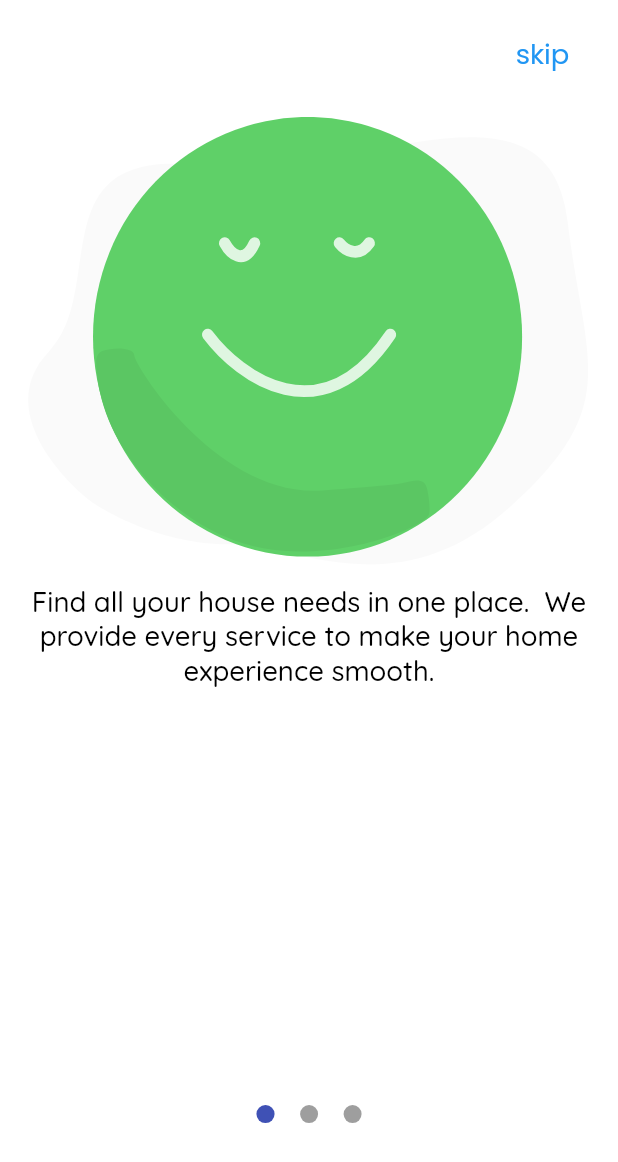
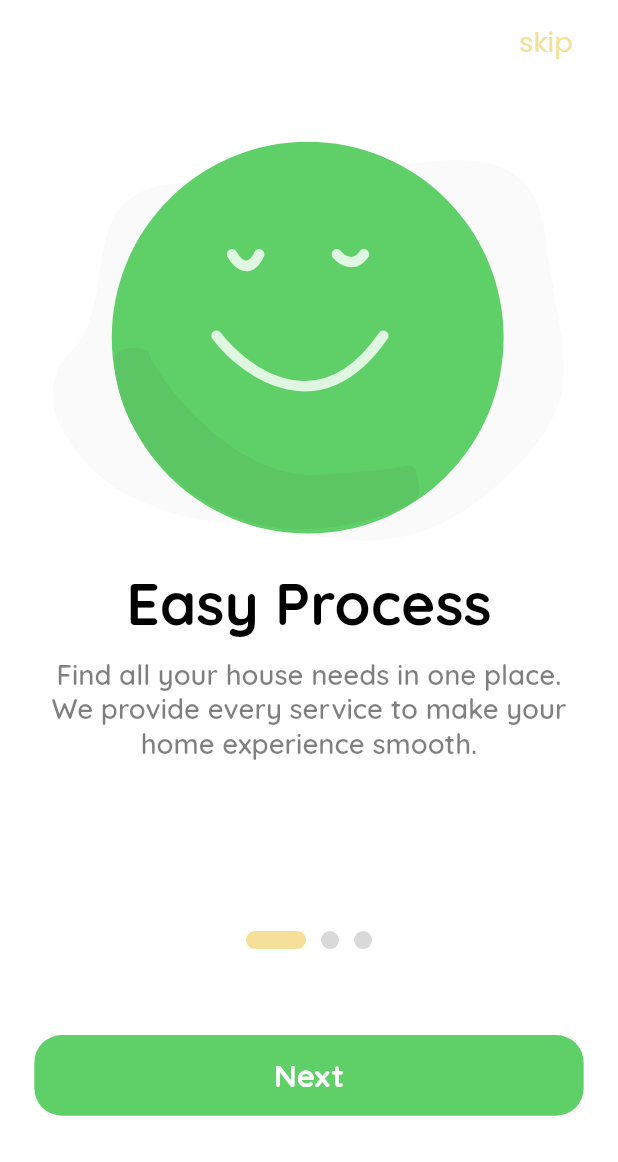
Before and after one commit to HusseinMohamed99/Laboar, a Flutter app: the PrefScreen screen opened directly, on a phone screen of 412 x 824 dp. Shown: the top 1162 px of the screen. Run offline on Flutter 3.47's test engine with Material 2 defaults, Android fonts, the phone set to English and light mode, and no system bars; drawn by our look-alikes of smooth_page_indicator; our stand-ins replace cached_network_image, flutter_screenutil, flutter_svg, fluttertoast, google_fonts, shared_preferences and 2 more; accounts and stored records are empty.

Commit message:
Date: 11/7/2023 onBoardingScreen prefScreen ✔ assets themeMode splashScreen components

```diff
--- a/lib/core/global/theme/app_color/app_color_light.dart
+++ b/lib/core/global/theme/app_color/app_color_light.dart
@@ -1,10 +1,12 @@
 import 'package:flutter/material.dart';
 
 class AppColorsLight {
-  static const Color scaffoldBackgroundColor = Color(0xffffffff);
-  static const Color lightPrimary = Color(0xff5FD068);
+  static const Color scaffoldBackgroundColor = Color(0xFFF9FFF6);
+  static const Color lightPrimaryColor = Color(0xff5FD068);
+  static const Color lightThirdColor = Color(0xFFF5DF99);
   static const Color bottomSheetColor = Color(0xffffffff);
   static const Color textBlackColor = Color(0xff000000);
   static const Color textWhiteColor = Color(0xffffffff);
   static const Color blackColor = Color(0xff000000);
+  static const Color greyColor = Color(0xffD9D9D9);
 }
--- a/lib/core/global/theme/theme_data/theme_data.dart
+++ b/lib/core/global/theme/theme_data/theme_data.dart
@@ -8,7 +8,7 @@ import 'package:laboar/core/utils/enum.dart';
 final getThemeData = {
   AppTheme.lightTheme: ThemeData(
     scaffoldBackgroundColor: AppColorsLight.scaffoldBackgroundColor,
-    primaryColor: AppColorsLight.lightPrimary,
+    primaryColor: AppColorsLight.lightPrimaryColor,
     bottomSheetTheme: BottomSheetThemeData(
       backgroundColor: AppColorsLight.bottomSheetColor,
       shape: RoundedRectangleBorder(
@@ -32,7 +32,7 @@ final getThemeData = {
       ),
       titleLarge: GoogleFonts.quicksand(
         color: AppColorsLight.textBlackColor,
-        fontSize: 20.sp,
+        fontSize: 34.sp,
         fontWeight: FontWeight.bold,
       ),
       titleMedium: GoogleFonts.quicksand(
@@ -49,6 +49,7 @@ final getThemeData = {
       labelMedium: GoogleFonts.quicksand(
         color: AppColorsLight.textBlackColor,
         fontSize: 16.sp,
+        fontWeight: FontWeight.w600,
       ),
       labelSmall: GoogleFonts.quicksand(
         color: AppColorsLight.textBlackColor.withOpacity(0.50),
@@ -62,16 +63,16 @@ final getThemeData = {
       showUnselectedLabels: false,
       selectedIconTheme: IconThemeData(
         size: 30.sp,
-        color: AppColorsLight.lightPrimary,
+        color: AppColorsLight.lightPrimaryColor,
       ),
       unselectedIconTheme: IconThemeData(
         size: 24.sp,
         color: Colors.white,
       ),
       selectedLabelStyle: const TextStyle(
-        color: AppColorsLight.lightPrimary,
+        color: AppColorsLight.lightPrimaryColor,
       ),
-      selectedItemColor: AppColorsLight.lightPrimary,
+      selectedItemColor: AppColorsLight.lightPrimaryColor,
     ),
   ),
   AppTheme.darkTheme: ThemeData(
--- a/lib/model/on_board_model.dart
+++ b/lib/model/on_board_model.dart
@@ -1,9 +1,11 @@
 class BoardingModel {
   final String image;
   final String title;
+  final String body;
 
   BoardingModel({
     required this.image,
     required this.title,
+    required this.body,
   });
 }
--- a/lib/presentation/on_boarding/on_boarding_screen.dart
+++ b/lib/presentation/on_boarding/on_boarding_screen.dart
@@ -19,6 +19,7 @@ class OnBoardingScreen extends StatelessWidget {
     final textTheme = getThemeData[AppTheme.lightTheme]!.textTheme;
 
     return Scaffold(
+      backgroundColor: Colors.white,
       appBar: AppBar(
         toolbarHeight: 10.h,
         backgroundColor: Colors.transparent,
@@ -90,11 +91,12 @@ class OnBoardingScreen extends StatelessWidget {
             ),
             Space(height: 36.h, width: 0),
             defaultMaterialButton(
-                function: () {
-                  navigateTo(context, const PrefScreen());
-                },
-                text: 'Enter',
-                color: Colors.green)
+              function: () {
+                navigateTo(context, const PrefScreen());
+              },
+              text: 'Enter',
+              color: AppColorsLight.lightPrimaryColor,
+            ),
           ],
         ),
       ),
--- a/lib/presentation/on_boarding/pref_screen.dart
+++ b/lib/presentation/on_boarding/pref_screen.dart
@@ -2,14 +2,19 @@ import 'package:flutter/material.dart';
 import 'package:flutter_screenutil/flutter_screenutil.dart';
 import 'package:flutter_svg/flutter_svg.dart';
 import 'package:google_fonts/google_fonts.dart';
+import 'package:laboar/core/components/buttons.dart';
 import 'package:laboar/core/components/size_box.dart';
+import 'package:laboar/core/global/theme/app_color/app_color_light.dart';
+import 'package:laboar/core/global/theme/theme_data/theme_data.dart';
 import 'package:laboar/core/network/cache_helper.dart';
+import 'package:laboar/core/utils/enum.dart';
 import 'package:laboar/generated/assets.dart';
 import 'package:laboar/model/on_board_model.dart';
-import 'package:smooth_page_indicator/smooth_page_indicator.dart';
 
 class PrefScreen extends StatefulWidget {
-  const PrefScreen({Key? key}) : super(key: key);
+  const PrefScreen({
+    Key? key,
+  }) : super(key: key);
 
   @override
   State<PrefScreen> createState() => _PrefScreenState();
@@ -17,24 +22,29 @@ class PrefScreen extends StatefulWidget {
 
 class _PrefScreenState extends State<PrefScreen> {
   var pageController = PageController();
+  int currentValue = 0;
 
   List<BoardingModel> boarding = [
     BoardingModel(
       image: Assets.imagesPref1,
-      title:
+      title: 'Easy Process',
+      body:
           'Find all your house needs in one place.  We provide every service to make your home experience smooth.',
     ),
     BoardingModel(
       image: Assets.imagesPref2,
-      title:
+      title: 'Expert People',
+      body:
           'We have the best in class individuals working just for you. They are well  trained and capable of handling anything you need.',
     ),
     BoardingModel(
       image: Assets.imagesPref3,
-      title:
+      title: 'All In One Place',
+      body:
           '"Access it online while you travel, anywhere, anytime. Your Plans are always there, accessible from any mobile phone, tablet Learn From Other Travelers."',
     ),
   ];
+
   bool isLast = false;
 
   void submit() {
@@ -50,17 +60,13 @@ class _PrefScreenState extends State<PrefScreen> {
 
   @override
   Widget build(BuildContext context) {
+    // final textTheme = getThemeData[AppTheme.lightTheme]!.textTheme;
     return Scaffold(
+      backgroundColor: Colors.white,
       appBar: AppBar(
-        toolbarHeight: 10.h,
         backgroundColor: Colors.transparent,
         elevation: 0,
-      ),
-      body: Column(
-        children: [
-          Padding(
-            padding: const EdgeInsets.symmetric(horizontal: 16.0).r,
-            child: Align(
+        title: Align(
           alignment: Alignment.bottomRight,
           child: TextButton(
             onPressed: () {
@@ -69,7 +75,7 @@ class _PrefScreenState extends State<PrefScreen> {
             child: Text(
               isLast ? '' : 'skip',
               style: GoogleFonts.poppins(
-                    // color: ThemeApp.primaryColor,
+                color: AppColorsLight.lightThirdColor,
                 fontSize: 16.sp,
                 fontWeight: FontWeight.w400,
               ),
@@ -81,9 +87,11 @@ class _PrefScreenState extends State<PrefScreen> {
           ),
         ),
       ),
+      body: Padding(
+        padding: const EdgeInsets.all(20.0).r,
+        child: Column(
+          children: [
             Expanded(
-            child: Padding(
-              padding: const EdgeInsets.all(18.0),
               child: Column(
                 crossAxisAlignment: CrossAxisAlignment.stretch,
                 children: [
@@ -94,10 +102,12 @@ class _PrefScreenState extends State<PrefScreen> {
                         if (index == boarding.length - 1) {
                           setState(() {
                             isLast = true;
+                            currentValue = index;
                           });
                         } else {
                           setState(() {
                             isLast = false;
+                            currentValue = index;
                           });
                         }
                       },
@@ -110,8 +120,43 @@ class _PrefScreenState extends State<PrefScreen> {
                   Column(
                     crossAxisAlignment: CrossAxisAlignment.center,
                     children: [
-                      InkWell(
-                        onTap: () {
+                      Row(
+                        mainAxisAlignment: MainAxisAlignment.center,
+                        children: List.generate(
+                          boarding.length,
+                          (index) => Padding(
+                            padding:
+                                const EdgeInsets.symmetric(horizontal: 5.0),
+                            child: AnimatedContainer(
+                              duration: const Duration(
+                                milliseconds: 780,
+                              ),
+                              curve: Curves.easeIn,
+                              width: index == currentValue ? 35.w : 12,
+                              height: 12,
+                              decoration: ShapeDecoration(
+                                color: index == currentValue
+                                    ? AppColorsLight.lightThirdColor
+                                    : AppColorsLight.greyColor,
+                                shape: RoundedRectangleBorder(
+                                  borderRadius: BorderRadius.circular(20).r,
+                                ),
+                              ),
+                            ),
+                          ),
+                        ),
+                      ),
+                      Space(height: 48.h, width: 0),
+                      isLast
+                          ? defaultMaterialButton(
+                              function: () {
+                                //navigateTo(context, const PrefScreen());
+                              },
+                              text: 'Enter',
+                              color: AppColorsLight.lightPrimaryColor,
+                            )
+                          : defaultMaterialButton(
+                              function: () {
                                 if (isLast) {
                                   submit();
                                 } else {
@@ -119,52 +164,12 @@ class _PrefScreenState extends State<PrefScreen> {
                                     duration: const Duration(
                                       milliseconds: 780,
                                     ),
-                              curve: Curves.ease,
+                                    curve: Curves.easeIn,
                                   );
                                 }
                               },
-                        child: Align(
-                          alignment: Alignment.bottomRight,
-                          child: Container(
-                            alignment: Alignment.center,
-                            padding: const EdgeInsets.symmetric(
-                                    horizontal: 35, vertical: 12)
-                                .r,
-                            width: 163,
-                            height: 48,
-                            decoration: BoxDecoration(
-                              borderRadius:
-                                  BorderRadius.all(const Radius.circular(15).r),
-                              // color: ThemeApp.primaryColor,
-                            ),
-                            child: FittedBox(
-                              child: Text(
-                                isLast ? "Get Started" : 'Next',
-                                textAlign: TextAlign.center,
-                                style: GoogleFonts.poppins(
-                                  color: Colors.white,
-                                  fontSize: 16.sp,
-                                  fontWeight: FontWeight.w600,
-                                ),
-                              ),
-                            ),
-                          ),
-                        ),
-                      ),
-                      Space(height: 40.h, width: 0),
-                      SmoothPageIndicator(
-                        textDirection: TextDirection.ltr,
-                        controller: pageController,
-                        count: boarding.length,
-                        effect: const ExpandingDotsEffect(
-                          dotWidth: 12.0,
-                          dotHeight: 12.0,
-                          dotColor: Colors.grey,
-                          //    activeDotColor: ThemeApp.primaryColor,
-                          radius: 20.0,
-                          spacing: 17,
-                          expansionFactor: 1.01,
-                        ),
+                              text: 'Next',
+                              color: AppColorsLight.lightPrimaryColor,
                             ),
                       Space(height: 48.h, width: 0),
                     ],
@@ -172,31 +177,35 @@ class _PrefScreenState extends State<PrefScreen> {
                 ],
               ),
             ),
+          ],
         ),
-        ],
       ),
     );
   }
 
-  Widget buildBoardingItem(BoardingModel model) => SingleChildScrollView(
-        child: Column(
+  Widget buildBoardingItem(BoardingModel model) {
+    final textTheme = getThemeData[AppTheme.lightTheme]!.textTheme;
+    return Column(
       children: [
         SvgPicture.asset(
           model.image,
-              fit: BoxFit.fill,
-              height: 300,
+          width: 300.w,
+          height: 250.h,
+        ),
+        Text(
+          model.title,
+          textAlign: TextAlign.center,
+          style: textTheme.titleLarge,
         ),
         Space(height: 10.h, width: 0),
         Text(
-              model.title,
+          model.body,
           textAlign: TextAlign.center,
-              style: GoogleFonts.quicksand(
-                fontSize: 16.sp,
-                //    color: ThemeApp.primaryColor,
-                fontWeight: FontWeight.w500,
+          style: textTheme.labelMedium!.copyWith(
+            color: AppColorsLight.textBlackColor.withOpacity(0.50),
           ),
         ),
       ],
-        ),
     );
   }
+}
```
Lines whose indentation alone changed are shown as unchanged.
